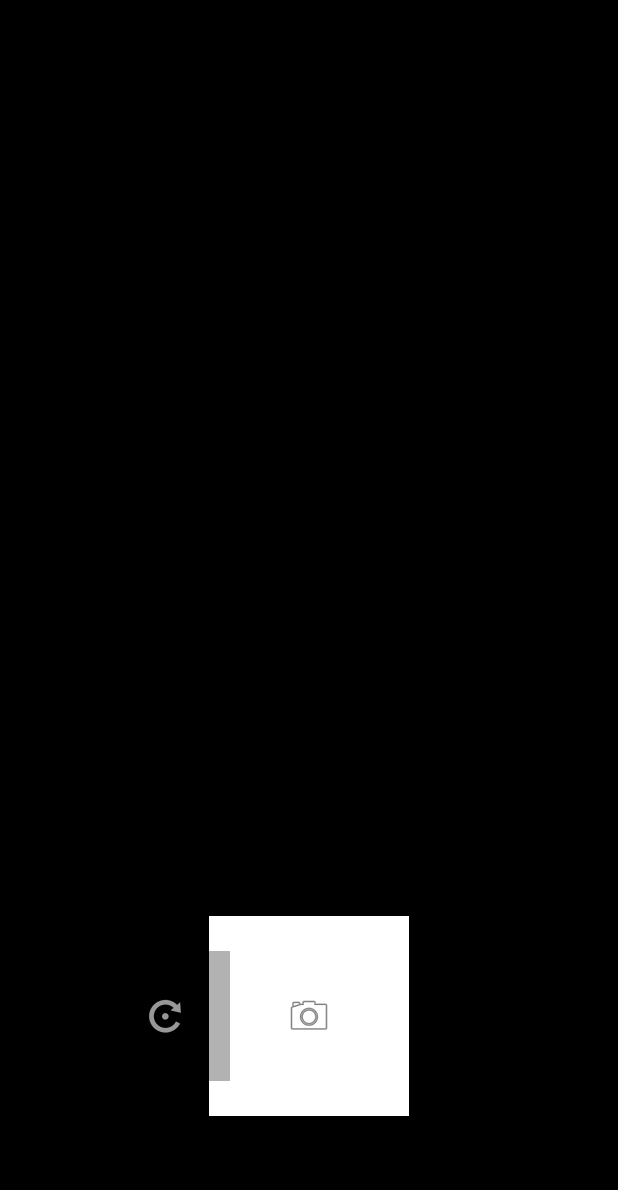
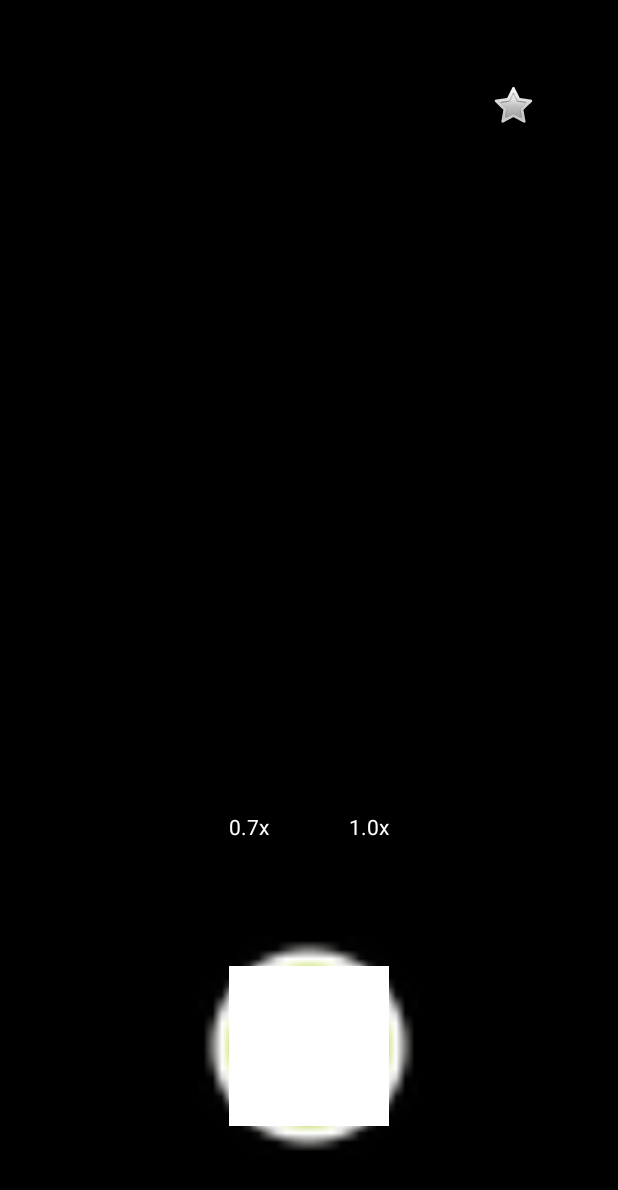
Before and after one commit to dziie-id/Camera, an Android app: the screen it shows after launch (MainActivity), on a phone screen of 412 x 824 dp. Shown: the top 1190 px of the screen. Run offline under Robolectric (Android 15) with nearby library versions, the light colour scheme and no system bars; libraries missing offline, so code that uses them is left out: androidx.camera.core, androidx.camera.lifecycle, androidx.camera.view; 4 statements that could not run were skipped.

Commit message:
Update MainActivity.kt

```diff
--- a/app/src/main/java/org/lineageos/aperture/MainActivity.kt
+++ b/app/src/main/java/org/lineageos/aperture/MainActivity.kt
@@ -7,10 +7,14 @@ import android.graphics.Color
 import android.os.Build
 import android.os.Bundle
 import android.provider.MediaStore
+import android.util.Size
 import android.view.Gravity
+import android.view.View
 import android.view.ViewGroup
 import android.widget.FrameLayout
 import android.widget.ImageButton
+import android.widget.LinearLayout
+import android.widget.TextView
 import android.widget.Toast
 import androidx.appcompat.app.AppCompatActivity
 import androidx.camera.core.*
@@ -27,94 +31,146 @@ class MainActivity : AppCompatActivity() {
 
     private lateinit var viewFinder: PreviewView
     private var imageCapture: ImageCapture? = null
+    private var camera: Camera? = null
+    private var flashMode = ImageCapture.FLASH_MODE_OFF
     private var isUltraWide = false
     private lateinit var cameraExecutor: ExecutorService
 
     override fun onCreate(savedInstanceState: Bundle?) {
         super.onCreate(savedInstanceState)
 
-        // UI FULL SCREEN
+        // Layout Utama
         val root = FrameLayout(this).apply {
             layoutParams = ViewGroup.LayoutParams(-1, -1)
             setBackgroundColor(Color.BLACK)
         }
 
-        viewFinder = PreviewView(this).apply {
-            layoutParams = FrameLayout.LayoutParams(-1, -1)
+        // Preview Area (Dibuat 4:3 biar kayak GCam Go, tidak full screen)
+        val previewContainer = FrameLayout(this).apply {
+            val width = resources.displayMetrics.widthPixels
+            val height = (width * 4) / 3
+            layoutParams = FrameLayout.LayoutParams(width, height).apply {
+                topMargin = 150 // Kasih space di atas buat tombol flash/settings
+            }
         }
-        root.addView(viewFinder)
+        viewFinder = PreviewView(this).apply { layoutParams = ViewGroup.LayoutParams(-1, -1) }
+        previewContainer.addView(viewFinder)
+        root.addView(previewContainer)
 
-        // TOMBOL SHUTTER (BULAT PUTIH)
-        val shutterBtn = ImageButton(this).apply {
-            setImageResource(android.R.drawable.ic_menu_camera)
+        // Tombol Flash (Pojok Kanan Atas)
+        val flashBtn = ImageButton(this).apply {
+            setImageResource(android.R.drawable.btn_star_big_off) // Pake icon default dulu
+            setBackgroundColor(Color.TRANSPARENT)
+            layoutParams = FrameLayout.LayoutParams(150, 150).apply {
+                gravity = Gravity.TOP or Gravity.END
+                topMargin = 30
+                rightMargin = 30
+            }
+            setOnClickListener { toggleFlash(this) }
+        }
+        root.addView(flashBtn)
+
+        // Floating Lens Selector (Di atas tombol shutter)
+        val lensLayout = LinearLayout(this).apply {
+            orientation = LinearLayout.HORIZONTAL
+            gravity = Gravity.CENTER
+            layoutParams = FrameLayout.LayoutParams(-2, -2).apply {
+                gravity = Gravity.BOTTOM or Gravity.CENTER_HORIZONTAL
+                bottomMargin = 380 // Melayang di atas shutter
+            }
+        }
+
+        val btnUW = createLensButton("0.7x") {
+            isUltraWide = true
+            startCamera()
+        }
+        val btnMain = createLensButton("1.0x") {
+            isUltraWide = false
+            startCamera()
+        }
+
+        lensLayout.addView(btnUW)
+        lensLayout.addView(btnMain)
+        root.addView(lensLayout)
+
+        // Tombol Shutter (Gaya GCam)
+        val shutterContainer = FrameLayout(this).apply {
+            layoutParams = FrameLayout.LayoutParams(220, 220).apply {
+                gravity = Gravity.BOTTOM or Gravity.CENTER_HORIZONTAL
+                bottomMargin = 80
+            }
+            // Ring luar
+            setBackgroundResource(android.R.drawable.presence_online) // Dummy ring
+        }
+        val shutterBtn = View(this).apply {
             setBackgroundColor(Color.WHITE)
-            // Bikin bulat manual pake padding
-            setPadding(30, 30, 30, 30)
-            layoutParams = FrameLayout.LayoutParams(200, 200).apply {
-                gravity = Gravity.BOTTOM or Gravity.CENTER_HORIZONTAL
-                bottomMargin = 120
-            }
+            layoutParams = FrameLayout.LayoutParams(160, 160).apply { gravity = Gravity.CENTER }
             setOnClickListener { takePhoto() }
         }
-        root.addView(shutterBtn)
-
-        // TOMBOL SWITCH ULTRA-WIDE (KIRI)
-        val switchBtn = ImageButton(this).apply {
-            setImageResource(android.R.drawable.ic_menu_rotate)
-            setBackgroundColor(Color.parseColor("#4D000000"))
-            layoutParams = FrameLayout.LayoutParams(130, 130).apply {
-                gravity = Gravity.BOTTOM or Gravity.START
-                leftMargin = 100
-                bottomMargin = 155
-            }
-            setOnClickListener {
-                isUltraWide = !isUltraWide
-                startCamera()
-                Toast.makeText(context, if(isUltraWide) "Ultra Wide" else "Main Lens", Toast.LENGTH_SHORT).show()
-            }
-        }
-        root.addView(switchBtn)
+        shutterContainer.addView(shutterBtn)
+        root.addView(shutterContainer)
 
         setContentView(root)
 
-        if (allPermissionsGranted()) {
-            startCamera()
-        } else {
-            ActivityCompat.requestPermissions(this, arrayOf(Manifest.permission.CAMERA), 10)
-        }
+        if (allPermissionsGranted()) startCamera()
+        else ActivityCompat.requestPermissions(this, arrayOf(Manifest.permission.CAMERA), 10)
 
         cameraExecutor = Executors.newSingleThreadExecutor()
+    }
+
+    private fun createLensButton(label: String, action: () -> Unit): TextView {
+        return TextView(this).apply {
+            text = label
+            setTextColor(Color.WHITE)
+            setPadding(30, 15, 30, 15)
+            setBackgroundColor(Color.parseColor("#80000000"))
+            setOnClickListener { action() }
+            val params = LinearLayout.LayoutParams(-2, -2)
+            params.setMargins(10, 0, 10, 0)
+            layoutParams = params
+        }
+    }
+
+    private fun toggleFlash(btn: ImageButton) {
+        flashMode = when (flashMode) {
+            ImageCapture.FLASH_MODE_OFF -> ImageCapture.FLASH_MODE_ON
+            ImageCapture.FLASH_MODE_ON -> ImageCapture.FLASH_MODE_AUTO
+            else -> ImageCapture.FLASH_MODE_OFF
+        }
+        val msg = when(flashMode) {
+            ImageCapture.FLASH_MODE_ON -> "Flash ON"
+            ImageCapture.FLASH_MODE_AUTO -> "Flash Auto"
+            else -> "Flash OFF"
+        }
+        Toast.makeText(this, msg, Toast.LENGTH_SHORT).show()
+        startCamera() // Refresh camera dengan mode flash baru
     }
 
     private fun startCamera() {
         val cameraProviderFuture = ProcessCameraProvider.getInstance(this)
         cameraProviderFuture.addListener({
-            val cameraProvider: ProcessCameraProvider = cameraProviderFuture.get()
+            val cameraProvider = cameraProviderFuture.get()
 
-            val preview = Preview.Builder().build().also {
-                it.setSurfaceProvider(viewFinder.surfaceProvider)
-            }
+            val preview = Preview.Builder()
+                .setTargetAspectRatio(AspectRatio.RATIO_4_3) // Paksa 4:3
+                .build().also { it.setSurfaceProvider(viewFinder.surfaceProvider) }
 
             imageCapture = ImageCapture.Builder()
-                .setCaptureMode(ImageCapture.CAPTURE_MODE_MINIMIZE_LATENCY)
+                .setCaptureMode(ImageCapture.CAPTURE_MODE_MAXIMIZE_QUALITY) // Biar dapet Megapixel tinggi
+                .setFlashMode(flashMode)
+                .setTargetAspectRatio(AspectRatio.RATIO_4_3)
                 .build()
 
-            // Logic Filter Lensa buat Redmi Note 13 (A16 Base)
             val cameraSelector = if (isUltraWide) {
-                CameraSelector.Builder().addCameraFilter { cameraInfos ->
-                    cameraInfos.filter { info ->
-                        val s = info.toString().lowercase()
-                        s.contains("id: 2") || s.contains("back 2") || s.contains("id: 1")
-                    }
-                }.build()
+                CameraSelector.Builder().addCameraFilter { it.filter { i -> i.toString().contains("id: 2") || i.toString().contains("id: 1") } }.build()
             } else {
                 CameraSelector.DEFAULT_BACK_CAMERA
             }
 
             try {
                 cameraProvider.unbindAll()
-                cameraProvider.bindToLifecycle(this, cameraSelector, preview, imageCapture)
-            } catch (exc: Exception) {
+                camera = cameraProvider.bindToLifecycle(this, cameraSelector, preview, imageCapture)
+            } catch (e: Exception) {
                 cameraProvider.bindToLifecycle(this, CameraSelector.DEFAULT_BACK_CAMERA, preview, imageCapture)
             }
         }, ContextCompat.getMainExecutor(this))
@@ -123,7 +179,6 @@ class MainActivity : AppCompatActivity() {
     private fun takePhoto() {
         val imageCapture = imageCapture ?: return
         val name = SimpleDateFormat("yyyyMMdd_HHmmss", Locale.US).format(System.currentTimeMillis())
-
         val contentValues = ContentValues().apply {
             put(MediaStore.MediaColumns.DISPLAY_NAME, "IMG_$name")
             put(MediaStore.MediaColumns.MIME_TYPE, "image/jpeg")
@@ -139,11 +194,9 @@ class MainActivity : AppCompatActivity() {
         imageCapture.takePicture(outputOptions, ContextCompat.getMainExecutor(this),
             object : ImageCapture.OnImageSavedCallback {
                 override fun onImageSaved(output: ImageCapture.OutputFileResults) {
-                    Toast.makeText(baseContext, "Cekrak! Foto Disimpan", Toast.LENGTH_SHORT).show()
+                    Toast.makeText(baseContext, "Tersimpan ke Galeri", Toast.LENGTH_SHORT).show()
                 }
-                override fun onError(exc: ImageCaptureException) {
-                    Toast.makeText(baseContext, "Gagal simpan: ${exc.message}", Toast.LENGTH_SHORT).show()
-                }
+                override fun onError(exc: ImageCaptureException) {}
             }
         )
     }
```
